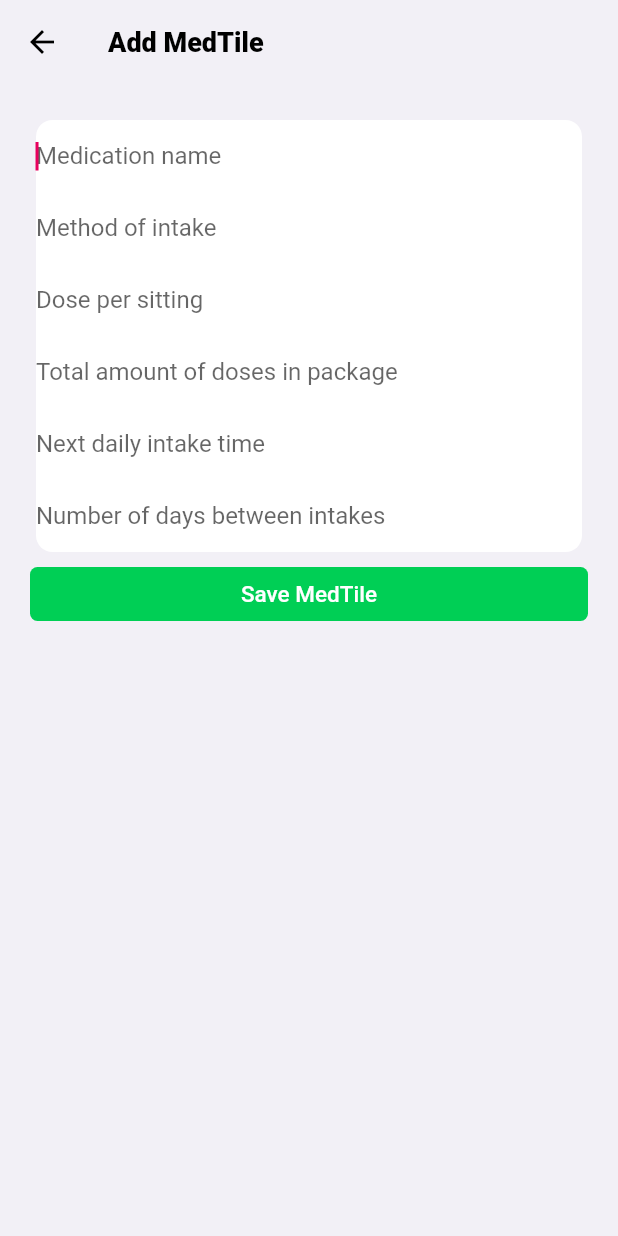
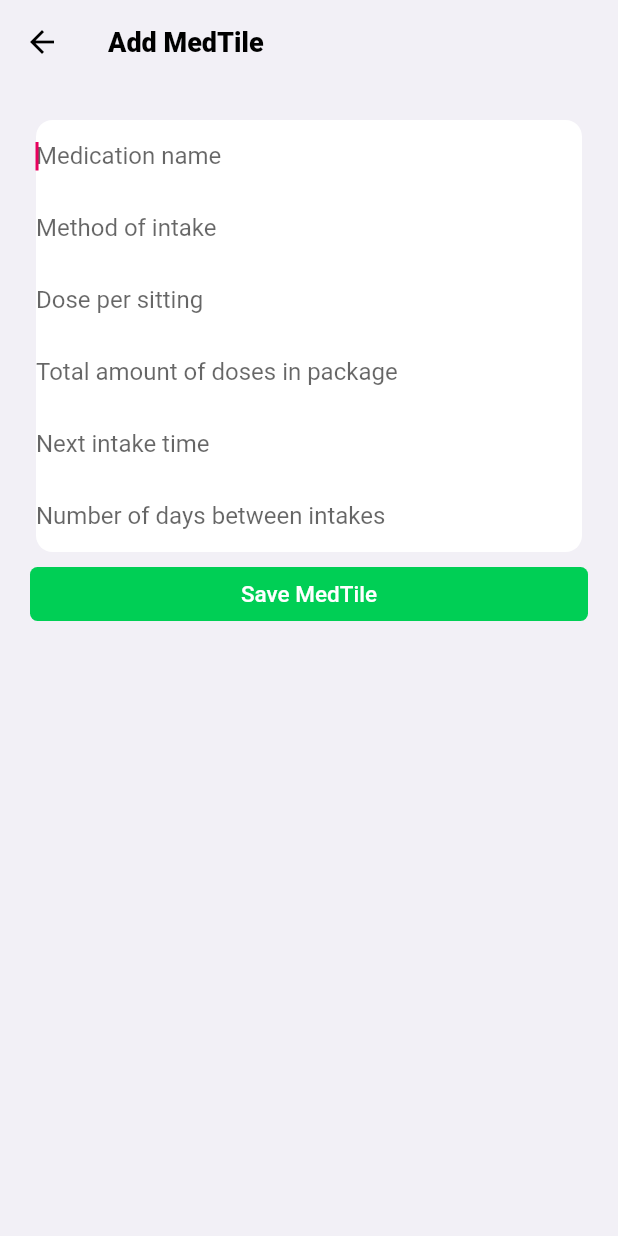
Before and after one commit to yavord/flutterApp, a Flutter app: the AddEditScreen screen opened by its route, on a phone screen of 412 x 824 dp. Run offline on Flutter 3.47's test engine with Material 2 defaults, Android fonts, the phone set to English and light mode, and no system bars; our stand-ins replace auto_size_text, bloc, cloud_firestore, equatable, firebase_auth, firebase_messaging and 4 more; missing offline and left inert: flutter_barcode_scanner, flutter_nfc_reader; accounts and stored records are empty.

Commit message:
localization

```diff
--- a/lib/localization.dart
+++ b/lib/localization.dart
@@ -26,7 +26,7 @@ class AppLocalizations {
   String get formHint => 'Method of intake';
   String get doseHint => 'Dose per sitting';
   String get dosesHint => 'Total amount of doses in package';
-  String get scheduleHint => 'Next daily intake time';
+  String get scheduleHint => 'Next intake time';
   String get frequencyHint => 'Number of days between intakes';
   String get saveMedTile => 'Save MedTile';
   String get deleteMedTile => 'MedTile deleted: ';
```
